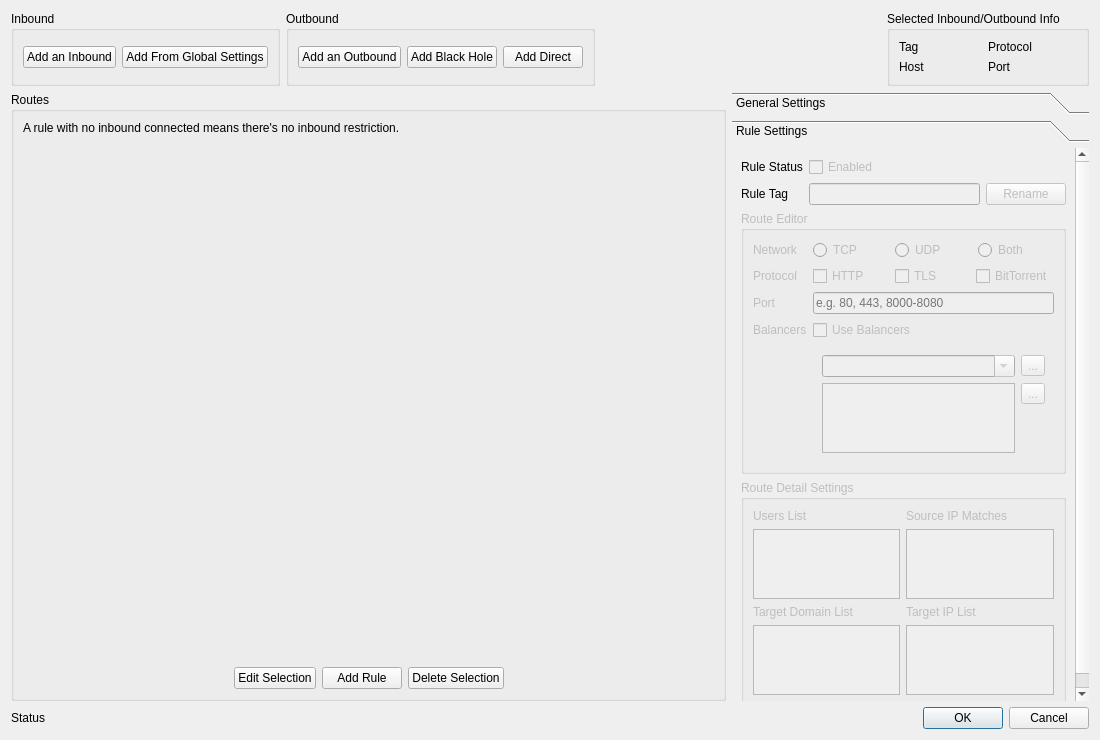
Qt form src/ui/editors/w_RoutesEditor.ui (Qv2ray/Qv2ray) before a commit.
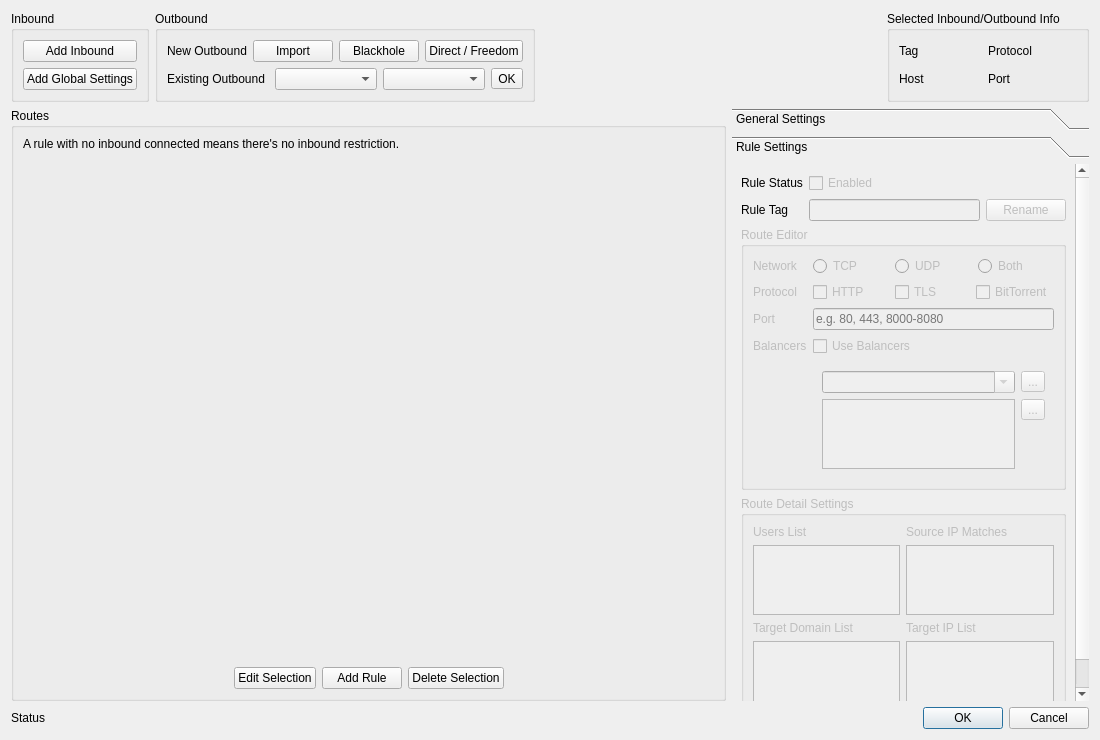
The same form after that commit. The open tabs and pages were chosen to show the change.

Commit message: add: import from existing config in ComplexEditor

```diff
--- a/src/ui/editors/w_RoutesEditor.ui
+++ b/src/ui/editors/w_RoutesEditor.ui
@@ -30,14 +30,14 @@
        <property name="title">
         <string>Inbound</string>
        </property>
-       <layout class="QHBoxLayout" name="horizontalLayout_5">
+       <layout class="QVBoxLayout" name="verticalLayout_5">
         <item>
          <widget class="QPushButton" name="addInboundBtn">
           <property name="toolTip">
            <string>Add outbound</string>
           </property>
           <property name="text">
-           <string>Add an Inbound</string>
+           <string>Add Inbound</string>
           </property>
          </widget>
         </item>
@@ -47,7 +47,7 @@
            <string>Add default inbound from global config</string>
           </property>
           <property name="text">
-           <string>Add From Global Settings</string>
+           <string>Add Global Settings</string>
           </property>
          </widget>
         </item>
@@ -59,14 +59,23 @@
        <property name="title">
         <string>Outbound</string>
        </property>
-       <layout class="QHBoxLayout" name="horizontalLayout_3">
+       <layout class="QVBoxLayout" name="verticalLayout_6">
+        <item>
+         <layout class="QHBoxLayout" name="horizontalLayout_5">
+          <item>
+           <widget class="QLabel" name="label_20">
+            <property name="text">
+             <string>New Outbound</string>
+            </property>
+           </widget>
+          </item>
         <item>
          <widget class="QPushButton" name="addOutboundBtn">
           <property name="toolTip">
            <string>Add outbound</string>
           </property>
           <property name="text">
-           <string>Add an Outbound</string>
+             <string>Import</string>
           </property>
          </widget>
         </item>
@@ -76,7 +85,7 @@
            <string>Add blackhole outbound</string>
           </property>
           <property name="text">
-           <string>Add Black Hole</string>
+             <string>Blackhole</string>
           </property>
          </widget>
         </item>
@@ -86,9 +95,35 @@
            <string>Add Freedom outbound</string>
           </property>
           <property name="text">
-           <string>Add Direct</string>
-          </property>
-         </widget>
+             <string>Direct / Freedom</string>
+            </property>
+           </widget>
+          </item>
+         </layout>
+        </item>
+        <item>
+         <layout class="QHBoxLayout" name="horizontalLayout_3">
+          <item>
+           <widget class="QLabel" name="label_18">
+            <property name="text">
+             <string>Existing Outbound</string>
+            </property>
+           </widget>
+          </item>
+          <item>
+           <widget class="QComboBox" name="importGroupBtn"/>
+          </item>
+          <item>
+           <widget class="QComboBox" name="importConnBtn"/>
+          </item>
+          <item>
+           <widget class="QToolButton" name="importExistingBtn">
+            <property name="text">
+             <string>OK</string>
+            </property>
+           </widget>
+          </item>
+         </layout>
         </item>
        </layout>
       </widget>
@@ -371,8 +406,8 @@
        <rect>
         <x>0</x>
         <y>0</y>
-        <width>345</width>
-        <height>615</height>
+        <width>347</width>
+        <height>704</height>
        </rect>
       </property>
       <attribute name="label">
```
Left out of the diff: 8 changed lines with no effect on the pictures. Lines whose indentation alone changed are shown as unchanged. The commit also changes 3 other files.
